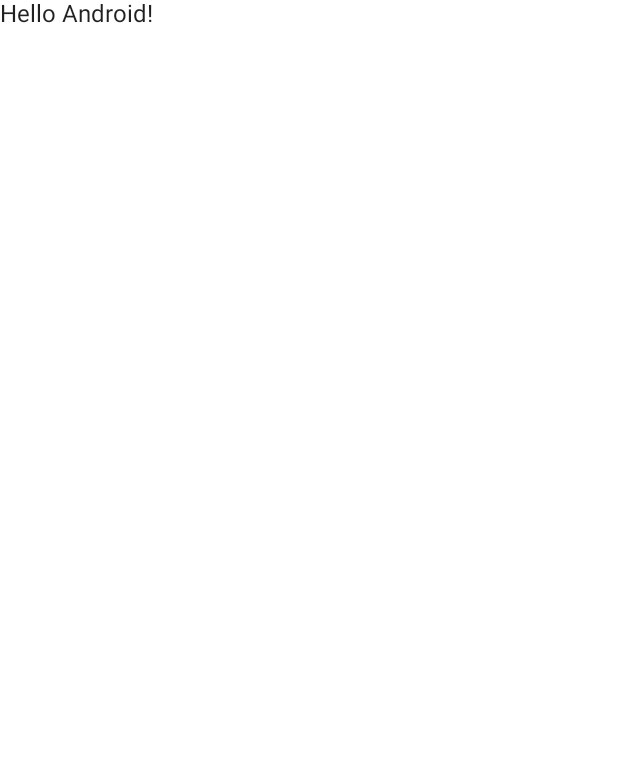
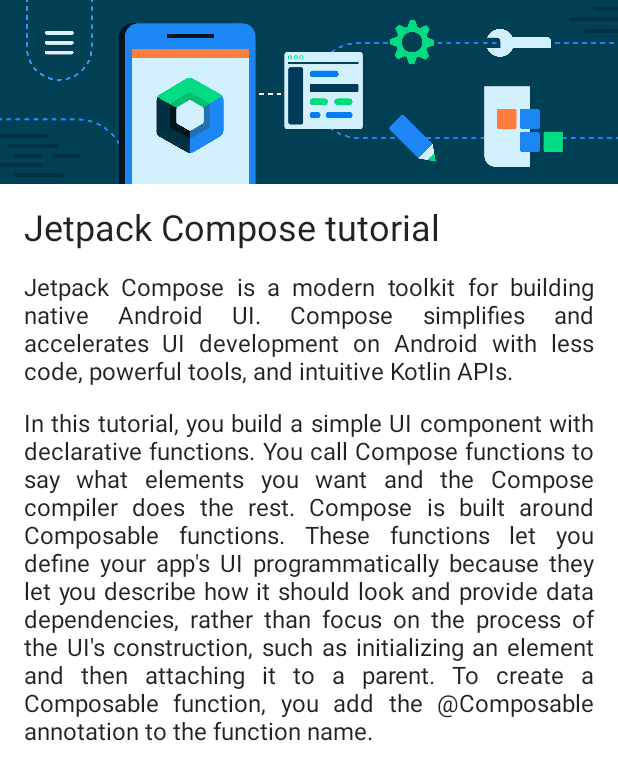
Before and after one commit to MichalRac/AndroidExercises, an Android app built with Jetpack Compose: the screen it shows after launch (MainActivity), on a phone screen of 412 x 824 dp. Before the commit the part shown is almost empty. Shown: the top 780 px of the screen. Run offline under Robolectric (Android 15) with nearby library versions, the phone set to English and light mode, and no system bars.

Commit message:
[ComposeArticle] Solve compose article exercise + make it scrollable

```diff
--- a/ComposeArticle/app/src/main/java/com/michal_rac/composearticle/MainActivity.kt
+++ b/ComposeArticle/app/src/main/java/com/michal_rac/composearticle/MainActivity.kt
@@ -3,13 +3,24 @@
 import android.os.Bundle
 import androidx.activity.ComponentActivity
 import androidx.activity.compose.setContent
-import androidx.compose.foundation.layout.fillMaxSize
+import androidx.compose.foundation.Image
+import androidx.compose.foundation.gestures.scrollable
+import androidx.compose.foundation.layout.*
+import androidx.compose.foundation.rememberScrollState
+import androidx.compose.foundation.verticalScroll
 import androidx.compose.material.MaterialTheme
 import androidx.compose.material.Surface
 import androidx.compose.material.Text
 import androidx.compose.runtime.Composable
+import androidx.compose.ui.Alignment
 import androidx.compose.ui.Modifier
+import androidx.compose.ui.layout.ContentScale
+import androidx.compose.ui.res.painterResource
+import androidx.compose.ui.res.stringResource
+import androidx.compose.ui.text.style.TextAlign
 import androidx.compose.ui.tooling.preview.Preview
+import androidx.compose.ui.unit.dp
+import androidx.compose.ui.unit.sp
 import com.michal_rac.composearticle.ui.theme.ComposeArticleTheme
 
 class MainActivity : ComponentActivity() {
@@ -22,7 +33,12 @@
                     modifier = Modifier.fillMaxSize(),
                     color = MaterialTheme.colors.background
                 ) {
-                    Greeting("Android")
+                    Article(
+                        title = getString(R.string.article_title),
+                        introTxt = getString(R.string.article_intro),
+                        bodyTxt = getString(R.string.article_body),
+                        imageId = R.drawable.bg_compose_background,
+                    )
                 }
             }
         }
@@ -30,14 +46,36 @@
 }
 
 @Composable
-fun Greeting(name: String) {
-    Text(text = "Hello $name!")
+fun Article(title: String, introTxt: String, bodyTxt: String, imageId: Int)
+{
+    Column (Modifier.verticalScroll(rememberScrollState())) {
+        Image(
+            painter = painterResource(id = imageId),
+            contentDescription = null,
+            modifier = Modifier
+                .fillMaxWidth(),
+            contentScale = ContentScale.FillWidth
+        )
+
+        Text(title, fontSize = 24.sp, modifier = Modifier.padding(all = 16.dp))
+        Text(introTxt, textAlign = TextAlign.Justify, modifier = Modifier.padding(start = 16.dp, end = 16.dp))
+        Text(bodyTxt, textAlign = TextAlign.Justify,  modifier = Modifier.padding(all = 16.dp))
+    }
 }
 
-@Preview(showBackground = true)
+@Preview(showBackground = false)
 @Composable
 fun DefaultPreview() {
+    Surface(
+        modifier = Modifier.fillMaxSize(),
+        color = MaterialTheme.colors.background
+    ){}
+
+    val title = stringResource(id = R.string.article_title)
+    val intro = stringResource(id = R.string.article_intro)
+    val body = stringResource(id = R.string.article_body)
     ComposeArticleTheme {
-        Greeting("Android")
+        Article(title, intro, body, R.drawable.bg_compose_background)
+
     }
 }
--- a/ComposeArticle/app/src/main/res/values/strings.xml
+++ b/ComposeArticle/app/src/main/res/values/strings.xml
@@ -1,3 +1,6 @@
 <resources>
     <string name="app_name">ComposeArticle</string>
+    <string name="article_title">Jetpack Compose tutorial</string>
+    <string name="article_intro">Jetpack Compose is a modern toolkit for building native Android UI. Compose simplifies and accelerates UI development on Android with less code, powerful tools, and intuitive Kotlin APIs.</string>
+    <string name="article_body">In this tutorial, you build a simple UI component with declarative functions. You call Compose functions to say what elements you want and the Compose compiler does the rest. Compose is built around Composable functions. These functions let you define your app\'s UI programmatically because they let you describe how it should look and provide data dependencies, rather than focus on the process of the UI\'s construction, such as initializing an element and then attaching it to a parent. To create a Composable function, you add the @Composable annotation to the function name.</string>
 </resources>
```
Also changed, not shown: ComposeArticle/app/src/main/res/drawable-nodpi/bg_compose_background.png (added).
